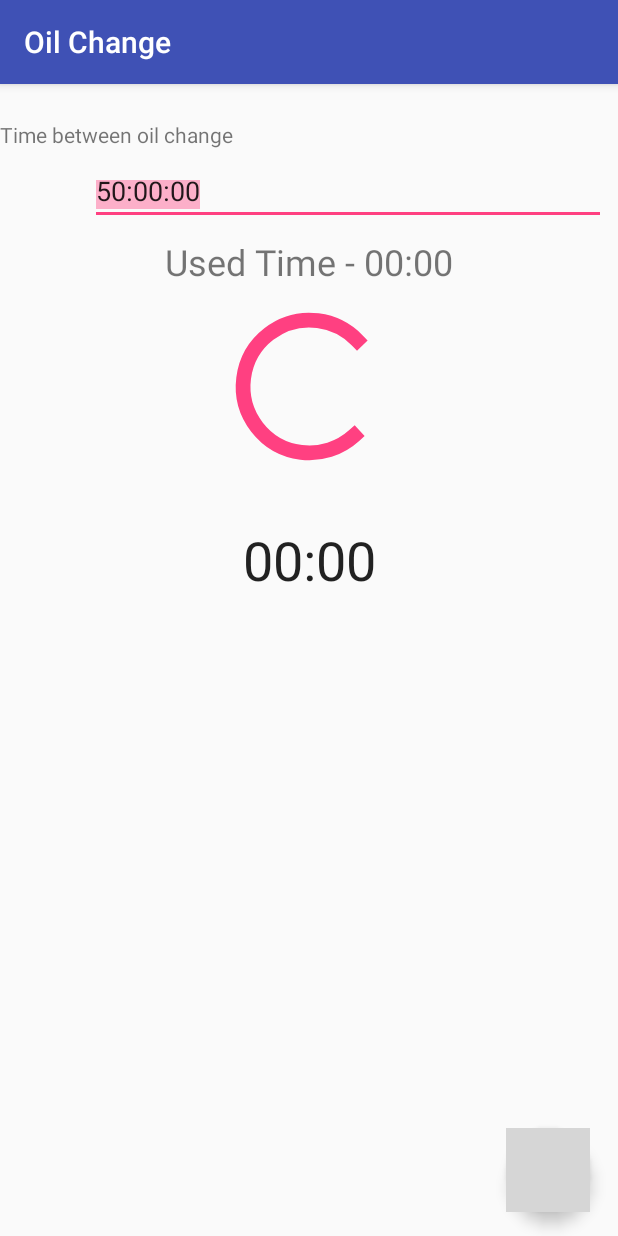
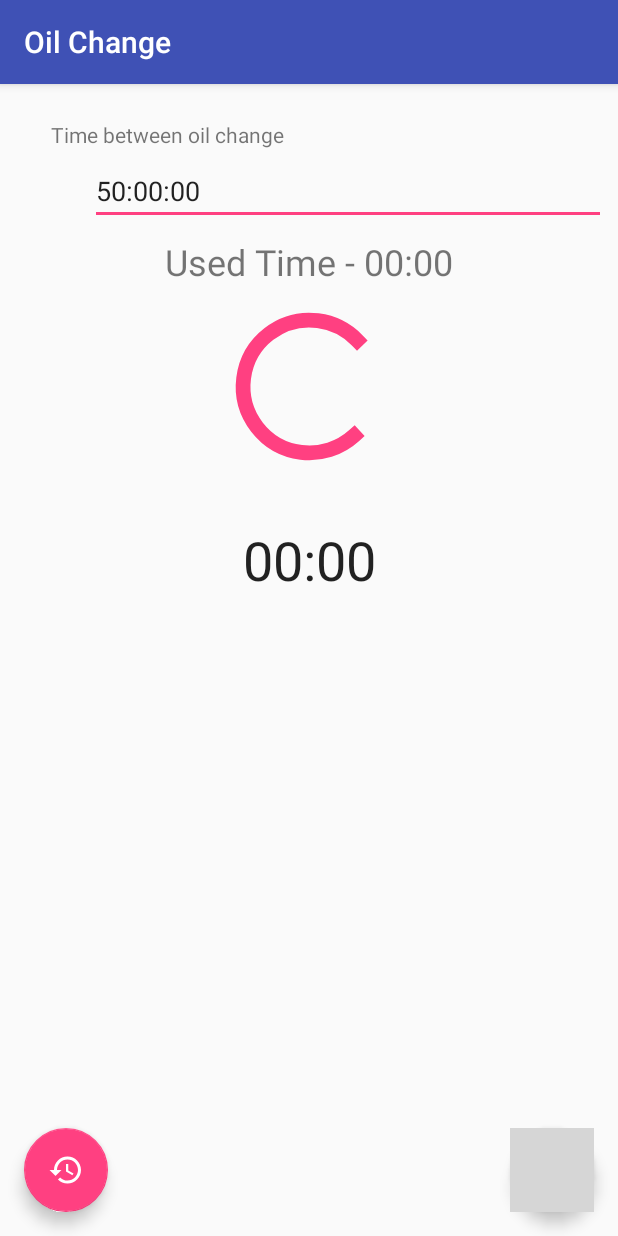
Before and after one commit to panosdim/OilChange, an Android app: the screen it shows after launch (MainActivity), on a phone screen of 412 x 824 dp. Run offline under Robolectric (Android 15) with nearby library versions, the light colour scheme and no system bars; libraries missing offline, so code that uses them is left out: com.mikhaellopez.circularprogressbar; plain views replace CircularProgressBar; 4 statements that could not run were skipped; grey boxes are pictures that could not be loaded.

Commit message:
Add Reset button. Fix total from String to long. Now progress bar change color according to percentage.

```diff
--- a/app/src/main/java/com/intracom/padi/oilchange/MainActivity.java
+++ b/app/src/main/java/com/intracom/padi/oilchange/MainActivity.java
@@ -3,13 +3,16 @@ package com.intracom.padi.oilchange;
 import android.content.SharedPreferences;
 import android.os.SystemClock;
 import android.support.design.widget.FloatingActionButton;
+import android.support.v4.content.ContextCompat;
 import android.support.v7.app.AppCompatActivity;
 import android.os.Bundle;
 import android.text.Editable;
 import android.text.TextWatcher;
 import android.text.format.DateUtils;
 import android.util.Log;
+import android.view.KeyEvent;
 import android.view.View;
+import android.view.inputmethod.EditorInfo;
 import android.widget.Chronometer;
 import android.widget.EditText;
 import android.widget.TextView;
@@ -18,12 +21,14 @@ import com.mikhaellopez.circularprogressbar.CircularProgressBar;
 
 public class MainActivity extends AppCompatActivity {
     private boolean isChronometerRunning;
-    private Chronometer timer;
-    private FloatingActionButton btnTimer;
-    private TextView totElapsed;
+    private Chronometer chrElapsedTime;
+    private FloatingActionButton btnStartStop;
+    private TextView txtUsedTime;
+    private EditText txtTotalTime;
     private SharedPreferences settings;
-    private CircularProgressBar prgBar;
+    private CircularProgressBar prgUsedTime;
     private SharedPreferences.Editor editor;
+    private static final long TOTAL_TIME = 180000;
     private static final String TAG = "PADI_DEBUG";
 
     @Override
@@ -34,60 +39,60 @@ public class MainActivity extends AppCompatActivity {
         settings = getPreferences(0);
         editor = settings.edit();
 
-//        editor.putString("total", "50:00:00");
-//        editor.apply();
-
-        btnTimer = (FloatingActionButton) findViewById(R.id.btnStartStop);
-        timer = (Chronometer) findViewById(R.id.timer);
-        EditText total = (EditText) findViewById(R.id.txtTotal);
-        totElapsed = (TextView) findViewById(R.id.totElapsedTime);
-        prgBar = (CircularProgressBar) findViewById(R.id.progressBar);
+        btnStartStop = (FloatingActionButton) findViewById(R.id.btnStartStop);
+        FloatingActionButton btnReset = (FloatingActionButton) findViewById(R.id.btnReset);
+        chrElapsedTime = (Chronometer) findViewById(R.id.chrElapsedTime);
+        txtTotalTime = (EditText) findViewById(R.id.txtTotalTime);
+        txtUsedTime = (TextView) findViewById(R.id.txtUsedTime);
+        prgUsedTime = (CircularProgressBar) findViewById(R.id.prgUsedTime);
 
         isChronometerRunning = false;
-        total.setText(settings.getString("total", "50:00:00"));
         updateTimes();
 
-        total.addTextChangedListener(new TextWatcher() {
+        txtTotalTime.setOnEditorActionListener(
+                new EditText.OnEditorActionListener() {
                     @Override
-            public void beforeTextChanged(CharSequence s, int start, int count, int after) {
-
+                    public boolean onEditorAction(TextView v, int actionId, KeyEvent event) {
+                        if (actionId == EditorInfo.IME_ACTION_DONE) {
+                            String s = txtTotalTime.getText().toString();
+                            if (s.matches("\\d+:\\d+:\\d+||\\d+:\\d+")) {
+                                editor.putLong("total", convertStrTimeToLong(s));
+                                editor.apply();
                             }
-
-            @Override
-            public void onTextChanged(CharSequence s, int start, int before, int count) {
-
-            }
-
-            @Override
-            public void afterTextChanged(Editable s) {
-                if (s.toString().matches("\\d+:\\d+:\\d+")) {
-                    editor.putString("total", s.toString());
-                    editor.apply();
-
                             updateTimes();
                         }
+                        return false;
                     }
                 });
 
-        btnTimer.setOnClickListener(new View.OnClickListener() {
+        btnStartStop.setOnClickListener(new View.OnClickListener() {
             public void onClick(View v) {
                 if (isChronometerRunning) {
-                    long elapsedTime = (SystemClock.elapsedRealtime() - timer.getBase()) / 1000;
+                    long elapsedTime = (SystemClock.elapsedRealtime() - chrElapsedTime.getBase()) / 1000;
                     long totElapsedTime = settings.getLong("elapsed", 0);
                     editor.putLong("elapsed", elapsedTime + totElapsedTime);
                     editor.apply();
                     updateTimes();
 
-                    timer.stop();
-                    timer.setBase(SystemClock.elapsedRealtime());
+                    chrElapsedTime.stop();
+                    chrElapsedTime.setBase(SystemClock.elapsedRealtime());
                     isChronometerRunning = false;
-                    btnTimer.setImageResource(R.drawable.ic_play);
+                    btnStartStop.setImageResource(R.drawable.ic_play);
                 } else {
-                    timer.setBase(SystemClock.elapsedRealtime());
-                    timer.start();
+                    chrElapsedTime.setBase(SystemClock.elapsedRealtime());
+                    chrElapsedTime.start();
                     isChronometerRunning = true;
-                    btnTimer.setImageResource(R.drawable.ic_stop);
+                    btnStartStop.setImageResource(R.drawable.ic_stop);
                 }
+            }
+        });
+
+        btnReset.setOnClickListener(new View.OnClickListener() {
+            @Override
+            public void onClick(View v) {
+                editor.putLong("elapsed", 0);
+                editor.apply();
+                updateTimes();
             }
         });
     }
@@ -96,21 +101,20 @@ public class MainActivity extends AppCompatActivity {
     protected void onStop() {
         super.onStop();
 
-        // We need an Editor object to make preference changes.
-        // All objects are from android.context.Context
-//        SharedPreferences settings = getSharedPreferences(PREFS_NAME, 0);
-//        SharedPreferences.Editor editor = settings.edit();
-//        editor.putBoolean("silentMode", mSilentMode);
-//
-//        // Commit the edits!
-//        editor.commit();
+        if (isChronometerRunning) {
+            long elapsedTime = (SystemClock.elapsedRealtime() - chrElapsedTime.getBase()) / 1000;
+            long totElapsedTime = settings.getLong("elapsed", 0);
+            editor.putLong("elapsed", elapsedTime + totElapsedTime);
+            editor.apply();
+        }
     }
 
     /**
-     * Convert the time of the String type to long, such as:12:01:08
-     * strTime String @param type of time
-     * long@return type of time
-     **/
+     * Convert a String representing time to long
+     *
+     * @param strTime String representing time in HH:MM:SS or MM:SS format
+     * @return The long number of seconds
+     */
     protected long convertStrTimeToLong(String strTime) {
         String[] timeArr = strTime.split(":");
         long longTime = (long) 0;
@@ -123,14 +127,25 @@ public class MainActivity extends AppCompatActivity {
         return longTime;
     }
 
+    /**
+     * Update the UI elements with needed changes
+     */
     protected void updateTimes() {
-        long tot = convertStrTimeToLong(settings.getString("total", "50:00:00"));
+        long tot = settings.getLong("total", TOTAL_TIME);
         long elapsed = settings.getLong("elapsed", 0);
         float percent = (elapsed * 100.0f) / tot;
-        totElapsed.setText(String.format("%s - %s", "Used Time", DateUtils.formatElapsedTime(elapsed)));
-        prgBar.setProgress(percent);
-        Log.d(TAG, "percent " + percent);
-        Log.d(TAG, "elapsed " + elapsed);
-        Log.d(TAG, "tot " + tot);
+        txtUsedTime.setText(String.format("%s - %s", "Used Time", DateUtils.formatElapsedTime(elapsed)));
+        txtTotalTime.setText(DateUtils.formatElapsedTime(tot));
+        if (percent < 60.0) {
+            prgUsedTime.setColor(ContextCompat.getColor(this, R.color.green));
+            prgUsedTime.setBackgroundColor(ContextCompat.getColor(this, R.color.background_green));
+        } else if (percent >= 60.0 && percent < 80.0) {
+            prgUsedTime.setColor(ContextCompat.getColor(this, R.color.orange));
+            prgUsedTime.setBackgroundColor(ContextCompat.getColor(this, R.color.background_orange));
+        } else {
+            prgUsedTime.setColor(ContextCompat.getColor(this, R.color.red));
+            prgUsedTime.setBackgroundColor(ContextCompat.getColor(this, R.color.background_red));
+        }
+        prgUsedTime.setProgress(percent);
     }
 }
--- /dev/null
+++ b/app/src/main/res/drawable/ic_restore.xml
@@ -0,0 +1,4 @@
+<vector android:height="24dp" android:viewportHeight="24.0"
+    android:viewportWidth="24.0" android:width="24dp" xmlns:android="http://schemas.android.com/apk/res/android">
+    <path android:fillColor="#FFFFFF" android:pathData="M13,3c-4.97,0 -9,4.03 -9,9L1,12l3.89,3.89 0.07,0.14L9,12L6,12c0,-3.87 3.13,-7 7,-7s7,3.13 7,7 -3.13,7 -7,7c-1.93,0 -3.68,-0.79 -4.94,-2.06l-1.42,1.42C8.27,19.99 10.51,21 13,21c4.97,0 9,-4.03 9,-9s-4.03,-9 -9,-9zM12,8v5l4.28,2.54 0.72,-1.21 -3.5,-2.08L13.5,8L12,8z"/>
+</vector>
--- a/app/src/main/res/layout/activity_main.xml
+++ b/app/src/main/res/layout/activity_main.xml
@@ -7,15 +7,15 @@
     tools:context="com.intracom.padi.oilchange.MainActivity">
 
     <Chronometer
-        android:id="@+id/timer"
+        android:id="@+id/chrElapsedTime"
         android:layout_width="wrap_content"
         android:layout_height="wrap_content"
+        android:layout_marginTop="32dp"
         android:textSize="36sp"
+        app:layout_constraintHorizontal_bias="0.501"
         app:layout_constraintLeft_toLeftOf="parent"
         app:layout_constraintRight_toRightOf="parent"
-        app:layout_constraintHorizontal_bias="0.501"
-        android:layout_marginTop="32dp"
-        app:layout_constraintTop_toBottomOf="@+id/progressBar" />
+        app:layout_constraintTop_toBottomOf="@+id/prgUsedTime" />
 
     <android.support.design.widget.FloatingActionButton
         android:id="@+id/btnStartStop"
@@ -25,51 +25,51 @@
         android:clickable="true"
         app:fabSize="normal"
         app:layout_constraintBottom_toBottomOf="parent"
-        app:layout_constraintHorizontal_bias="0.947"
-        app:layout_constraintLeft_toLeftOf="parent"
         app:layout_constraintRight_toRightOf="parent"
-        app:srcCompat="@drawable/ic_play" />
+        app:srcCompat="@drawable/ic_play"
+        android:layout_marginRight="16dp"
+        tools:ignore="RtlHardcoded" />
 
     <EditText
-        android:id="@+id/txtTotal"
+        android:id="@+id/txtTotalTime"
         android:layout_width="344dp"
         android:layout_height="40dp"
         android:layout_marginEnd="8dp"
+        android:layout_marginLeft="8dp"
         android:layout_marginRight="8dp"
+        android:layout_marginStart="8dp"
         android:layout_marginTop="8dp"
         android:ems="10"
-        android:hint="Time in HH:MM:SS format"
+        android:hint="@string/time_in_hh_mm_ss_format"
         android:inputType="time"
-        android:selectAllOnFocus="true"
-        android:singleLine="true"
+        android:maxLines="1"
+        android:selectAllOnFocus="false"
         android:textAlignment="viewStart"
         android:textSize="18sp"
+        app:layout_constraintHorizontal_bias="1.0"
+        app:layout_constraintLeft_toLeftOf="parent"
         app:layout_constraintRight_toRightOf="parent"
-        app:layout_constraintTop_toBottomOf="@+id/textView"
-        android:layout_marginLeft="8dp"
-        app:layout_constraintLeft_toLeftOf="parent"
-        android:layout_marginStart="8dp"
-        app:layout_constraintHorizontal_bias="1.0" />
+        app:layout_constraintTop_toBottomOf="@+id/textView" />
 
     <TextView
-        android:id="@+id/totElapsedTime"
+        android:id="@+id/txtUsedTime"
         android:layout_width="0dp"
         android:layout_height="wrap_content"
         android:layout_marginEnd="8dp"
         android:layout_marginLeft="8dp"
         android:layout_marginRight="8dp"
         android:layout_marginStart="8dp"
-        android:text="Used Time "
+        android:text="@string/used_time"
         android:textAlignment="center"
         android:textSize="24sp"
         app:layout_constraintLeft_toLeftOf="parent"
         app:layout_constraintRight_toRightOf="parent"
         app:layout_constraintHorizontal_bias="0.0"
         android:layout_marginTop="8dp"
-        app:layout_constraintTop_toBottomOf="@+id/txtTotal" />
+        app:layout_constraintTop_toBottomOf="@+id/txtTotalTime" />
 
     <com.mikhaellopez.circularprogressbar.CircularProgressBar
-        android:id="@+id/progressBar"
+        android:id="@+id/prgUsedTime"
         android:layout_width="118dp"
         android:layout_height="118dp"
         android:layout_marginTop="8dp"
@@ -78,18 +78,34 @@
         app:cpb_progressbar_color="#F44336"
         app:cpb_progressbar_width="10dp"
         app:layout_constraintLeft_toLeftOf="parent"
-        app:layout_constraintTop_toBottomOf="@+id/totElapsedTime"
+        app:layout_constraintTop_toBottomOf="@+id/txtUsedTime"
         app:layout_constraintRight_toRightOf="parent" />
 
     <TextView
         android:id="@+id/textView"
         android:layout_width="344dp"
         android:layout_height="22dp"
-        android:text="Time between oil change"
+        android:text="@string/time_between_oil_change"
         android:textAlignment="viewStart"
         android:textSize="14sp"
-        tools:layout_editor_absoluteX="8dp"
         app:layout_constraintTop_toTopOf="parent"
-        android:layout_marginTop="24dp" />
+        android:layout_marginTop="24dp"
+        android:layout_marginLeft="8dp"
+        app:layout_constraintLeft_toLeftOf="parent"
+        android:layout_marginRight="8dp"
+        app:layout_constraintRight_toRightOf="parent" />
+
+    <android.support.design.widget.FloatingActionButton
+        android:id="@+id/btnReset"
+        android:layout_width="wrap_content"
+        android:layout_height="wrap_content"
+        android:layout_marginBottom="16dp"
+        android:layout_marginLeft="16dp"
+        android:clickable="true"
+        app:fabSize="normal"
+        app:layout_constraintBottom_toBottomOf="parent"
+        app:layout_constraintLeft_toLeftOf="parent"
+        app:srcCompat="@drawable/ic_restore"
+        tools:ignore="RtlHardcoded" />
 
 </android.support.constraint.ConstraintLayout>
--- a/app/src/main/res/values/colors.xml
+++ b/app/src/main/res/values/colors.xml
@@ -3,4 +3,10 @@
     <color name="colorPrimary">#3f51b5</color>
     <color name="colorPrimaryDark">#303F9F</color>
     <color name="colorAccent">#FF4081</color>
+    <color name="red">#F44336</color>
+    <color name="background_red">#fbc6c2</color>
+    <color name="green">#36F443</color>
+    <color name="background_green">#c2fbc6</color>
+    <color name="orange">#f4a236</color>
+    <color name="background_orange">#fbe3c2</color>
 </resources>
--- a/app/src/main/res/values/strings.xml
+++ b/app/src/main/res/values/strings.xml
@@ -1,3 +1,6 @@
 <resources>
     <string name="app_name">Oil Change</string>
+    <string name="time_between_oil_change">Time between oil change</string>
+    <string name="time_in_hh_mm_ss_format">Time in HH:MM:SS format</string>
+    <string name="used_time">Used Time</string>
 </resources>
```
Also changed, not shown: app/src/main/ic_launcher-web.png (added), app/src/main/res/mipmap-hdpi/ic_launcher.png, app/src/main/res/mipmap-mdpi/ic_launcher.png, app/src/main/res/mipmap-xhdpi/ic_launcher.png, app/src/main/res/mipmap-xxhdpi/ic_launcher.png, app/src/main/res/mipmap-xxxhdpi/ic_launcher.png. Lines whose indentation alone changed are shown as unchanged.
